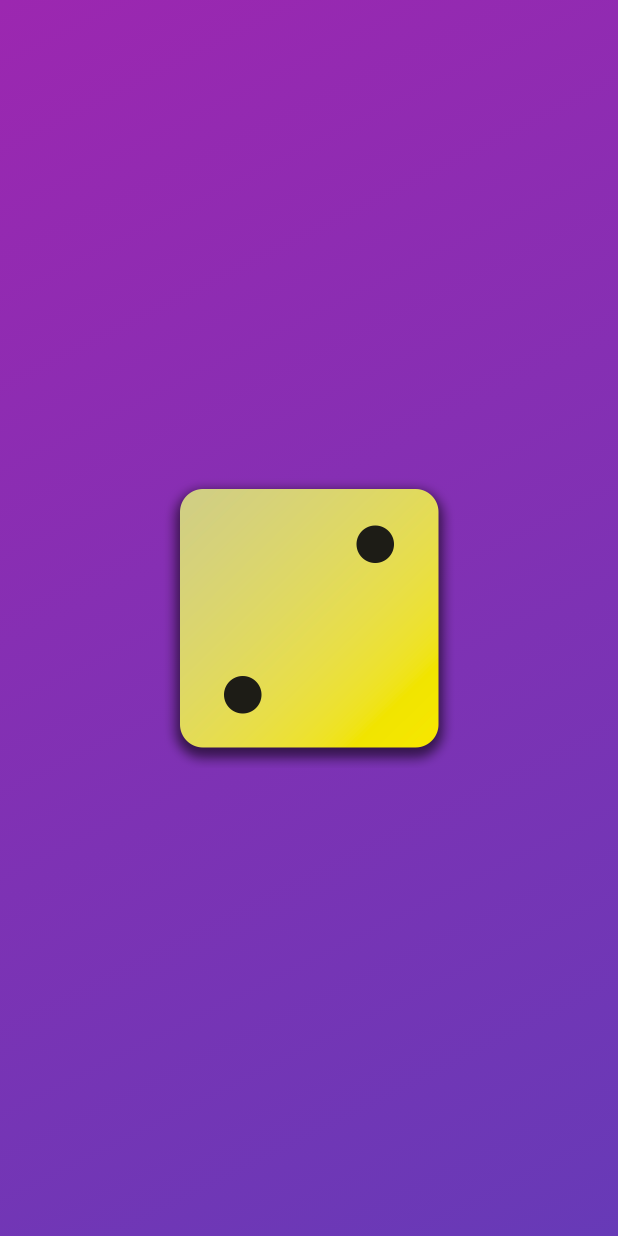
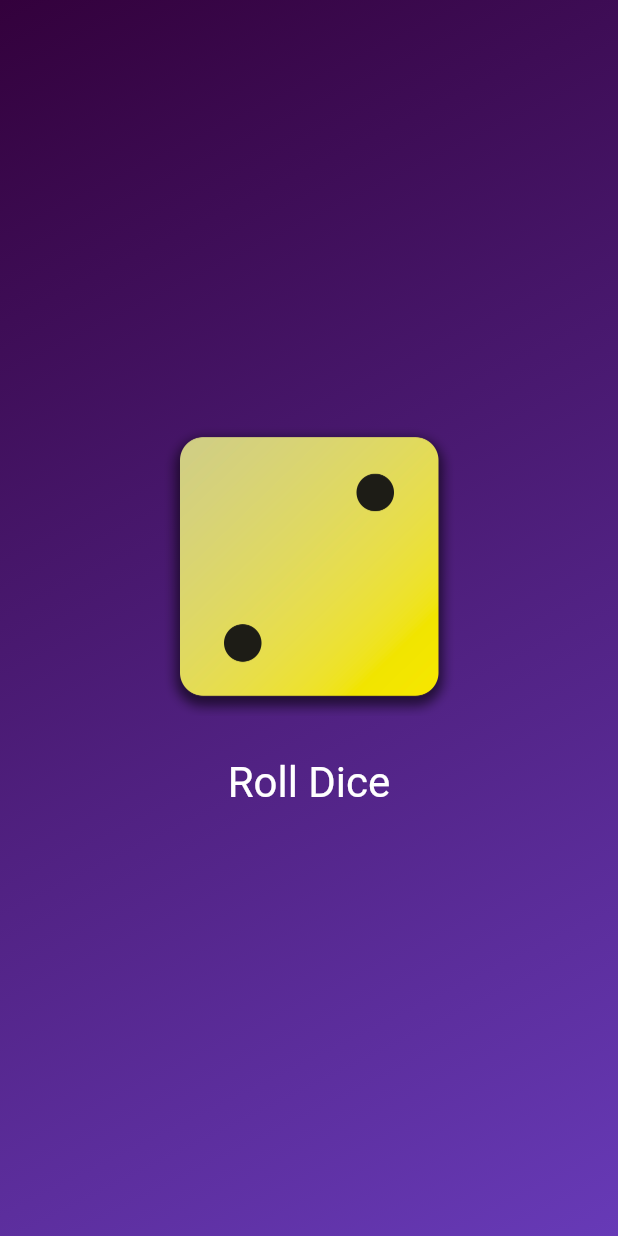
Before and after one commit to kanakonagiri/flutter_projects, a Flutter app: the screen it shows after launch, on a phone screen of 412 x 824 dp. Run offline on Flutter 3.47's test engine with Material 3 defaults, Android fonts, the phone set to English and light mode, and no system bars.

```diff
--- /dev/null
+++ b/lib/dice_roller.dart
@@ -0,0 +1,40 @@
+import 'dart:math';
+import 'package:flutter/material.dart';
+
+final random = Random();
+
+class DiceRoller extends StatefulWidget {
+  const DiceRoller({super.key});
+
+  @override
+  State<DiceRoller> createState() {
+    return _DiceRollerState();
+  }
+}
+
+class _DiceRollerState extends State<DiceRoller> {
+  var currentDiceRoll = 2;
+
+  void rollDice() {
+    setState(() {
+      currentDiceRoll = random.nextInt(6) + 1;
+    });
+  }
+
+  @override
+  Widget build(context) {
+    return Column(mainAxisSize: MainAxisSize.min, children: [
+      Image.asset(
+        'assets/images/dice-$currentDiceRoll.png',
+        width: 200,
+      ),
+      const SizedBox(height: 20),
+      TextButton(
+          onPressed: rollDice,
+          style: TextButton.styleFrom(
+              foregroundColor: Colors.white,
+              textStyle: const TextStyle(fontSize: 28)),
+          child: const Text('Roll Dice'))
+    ]);
+  }
+}
--- a/lib/gradient_container.dart
+++ b/lib/gradient_container.dart
@@ -1,13 +1,14 @@
 import 'package:flutter/material.dart';
+import 'package:flutter_projects/dice_roller.dart';
 
 const startAlignment = Alignment.topLeft;
 const endAlignment = Alignment.bottomRight;
 
 class GradientContainer extends StatelessWidget {
-  const GradientContainer(this.color1, this.color2, {super.key});
+  GradientContainer(this.color1, this.color2, {super.key});
 
   const GradientContainer.purple({super.key})
-      : color1 = Colors.purple,
+      : color1 = const Color.fromARGB(255, 51, 1, 60),
         color2 = Colors.deepPurple;
 
   final Color color1;
@@ -24,11 +25,8 @@ class GradientContainer extends StatelessWidget {
         ),
       ),
       child: Center(
-          child: Image.asset(
-        'assets/images/dice-2.png',
-        width: 200,
-        height: 200,
-      )),
+        child: DiceRoller(),
+      ),
     );
   }
 }
```
